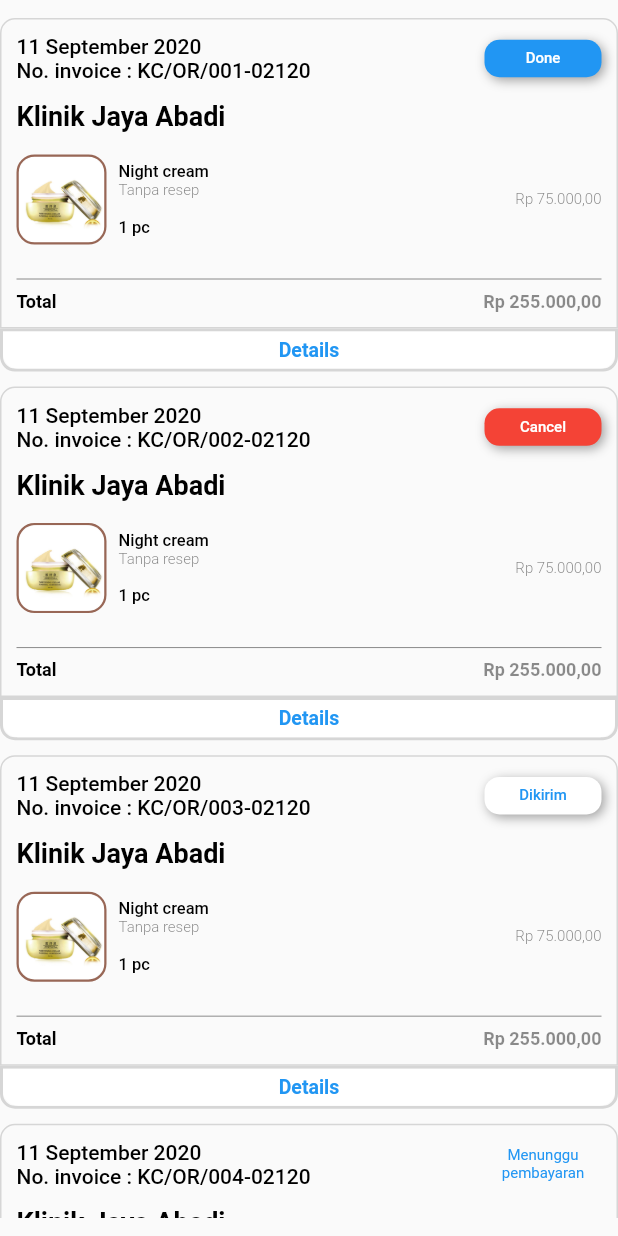
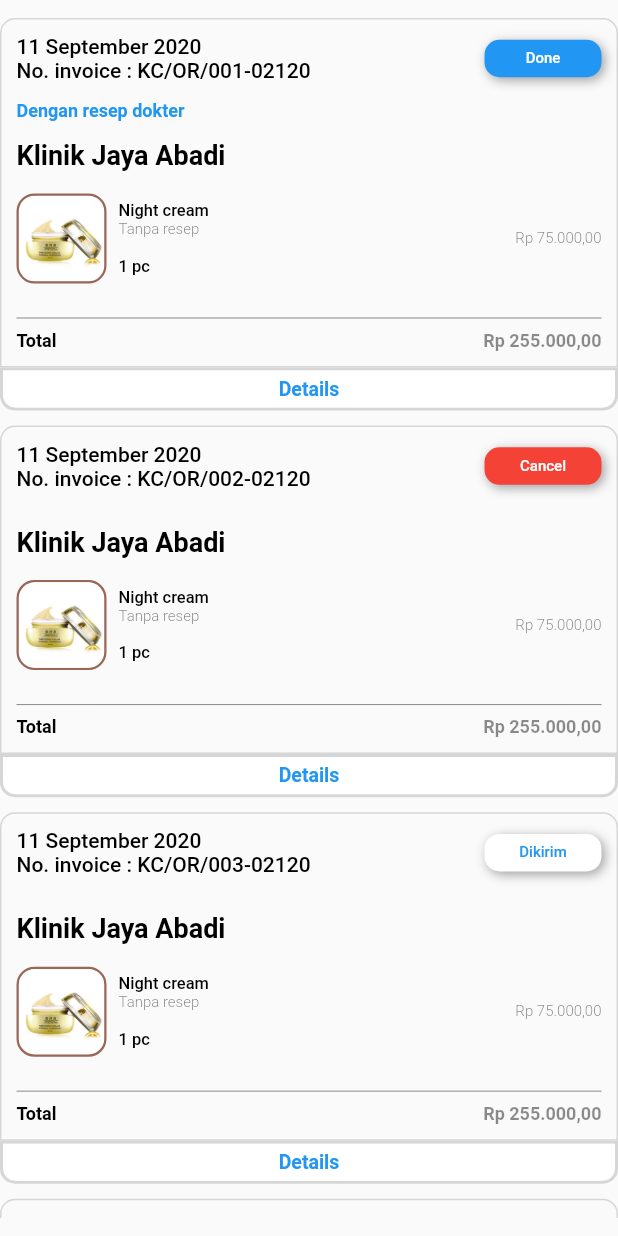
Before and after one commit to aldiandika/apps_kecantikan, a Flutter app: the OrderAllWidget widget shown alone on an empty page, opened directly, on a phone screen of 412 x 824 dp. Run offline on Flutter 3.47's test engine with Material 2 defaults, Android fonts, the phone set to English and light mode, and no system bars; our stand-ins replace carousel_slider, get, smooth_page_indicator.

```diff
--- a/lib/widgets/order_all_widget.dart
+++ b/lib/widgets/order_all_widget.dart
@@ -20,6 +20,8 @@ class _OrderAllWidgetState extends State<OrderAllWidget> {
             status: 1,
             invoiceNumber: "KC/OR/001-02120",
             storeName: "Klinik Jaya Abadi",
+            bill: 'Rp 255.000,00',
+            withRecipe: true,
           ),
           SizedBox(height: 10),
           OrderBox(
@@ -27,6 +29,7 @@ class _OrderAllWidgetState extends State<OrderAllWidget> {
             status: 2,
             invoiceNumber: "KC/OR/002-02120",
             storeName: "Klinik Jaya Abadi",
+            bill: 'Rp 255.000,00',
           ),
           SizedBox(height: 10),
           OrderBox(
@@ -34,6 +37,7 @@ class _OrderAllWidgetState extends State<OrderAllWidget> {
             status: 3,
             invoiceNumber: "KC/OR/003-02120",
             storeName: "Klinik Jaya Abadi",
+            bill: 'Rp 255.000,00',
           ),
           SizedBox(height: 10),
           OrderBox(
@@ -41,6 +45,7 @@ class _OrderAllWidgetState extends State<OrderAllWidget> {
             status: 4,
             invoiceNumber: "KC/OR/004-02120",
             storeName: "Klinik Jaya Abadi",
+            bill: 'Rp 255.000,00',
           ),
 
         ],
--- a/lib/widgets/order_box_widget.dart
+++ b/lib/widgets/order_box_widget.dart
@@ -125,6 +125,15 @@ class _OrderBoxState extends State<OrderBox> {
                     ],
                   ),
                   SizedBox(height: 12),
+                  widget.withRecipe ? Text(
+                    'Dengan resep dokter',
+                    style: TextStyle(
+                      color: Colors.blue,
+                      fontSize: 12,
+                      fontWeight: FontWeight.bold,
+                    ),
+                  ) : Container(),
+                  SizedBox(height: 12),
                   Text(
                     widget.storeName,
                     style: TextStyle(
@@ -251,7 +260,7 @@ class _OrderBoxState extends State<OrderBox> {
                           child: Container(
                             alignment: Alignment.centerRight,
                             child: Text(
-                              'Rp 255.000,00',
+                              widget.bill,
                               style: TextStyle(
                                 color: Colors.black45,
                                 fontSize: 12,
```
Also changed, not shown: lib/pages/order_history_page.dart (+8 -0 lines), lib/widgets/order_cancel_widget.dart (added, +30 -0 lines), lib/widgets/order_done_widget.dart (added, +30 -0 lines), lib/widgets/order_sent_widget.dart (added, +30 -0 lines), lib/widgets/order_unpaid_widget.dart (added, +30 -0 lines).
